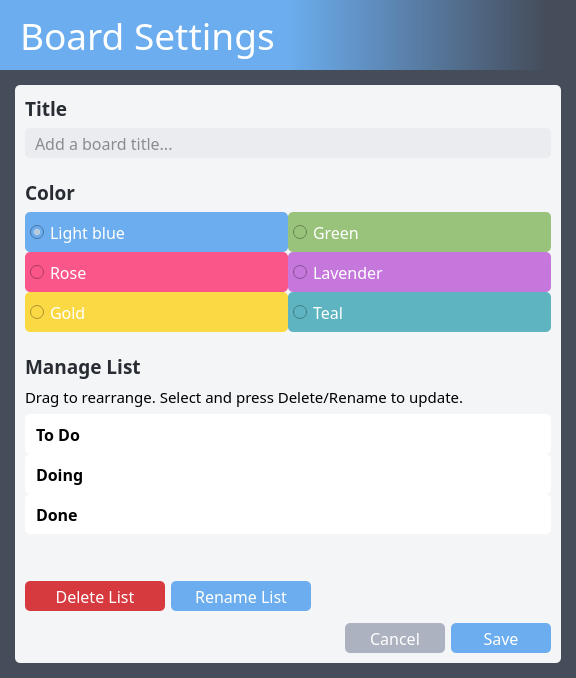
This is src/ui/board_settings.ui in dulapahv/Kanbaru as Qt 5 draws it before an edit. The edited form follows.
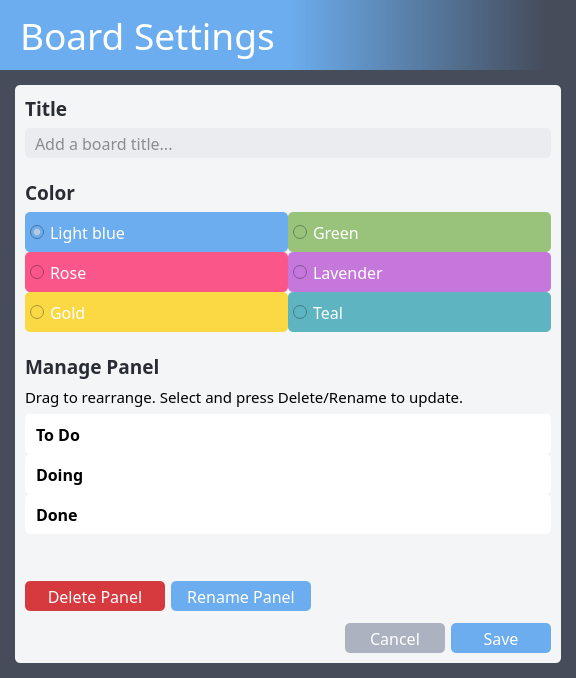
This is the edited form. Icons and pictures are not drawn.

Commit message: Change name from List to Panel, UI enhancement, Code clean up

```diff
--- a/src/ui/board_settings.ui
+++ b/src/ui/board_settings.ui
@@ -435,7 +435,7 @@
                  <string notr="true">color: #282c33;</string>
                 </property>
                 <property name="text">
-                 <string>Manage List</string>
+                 <string>Manage Panel</string>
                 </property>
                 <property name="wordWrap">
                  <bool>true</bool>
@@ -574,7 +574,7 @@
 QPushButton:focus {border-color: #000000; border-width: 1.5px; border-style: solid;}</string>
                   </property>
                   <property name="text">
-                   <string>Delete List</string>
+                   <string>Delete Panel</string>
                   </property>
                  </widget>
                 </item>
@@ -610,7 +610,7 @@
 QPushButton:focus {border-color: #000000; border-width: 1.5px; border-style: solid;}</string>
                   </property>
                   <property name="text">
-                   <string>Rename List</string>
+                   <string>Rename Panel</string>
                   </property>
                  </widget>
                 </item>
```
Left out of the diff: 4 changed lines with no effect on the pictures. The commit also changes 10 other files.
